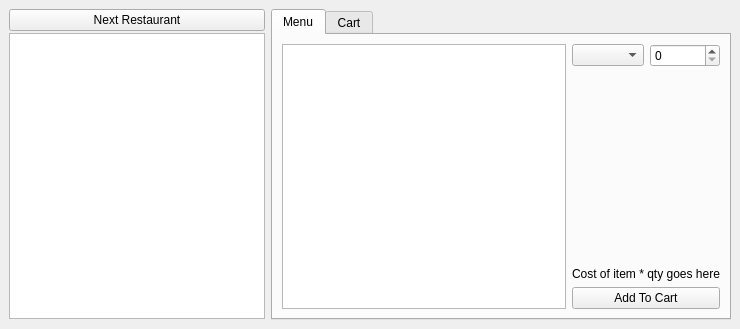
First picture: the form in tripview.ui, repository khaller1/CS1D-PROJECT-1, before the edit.
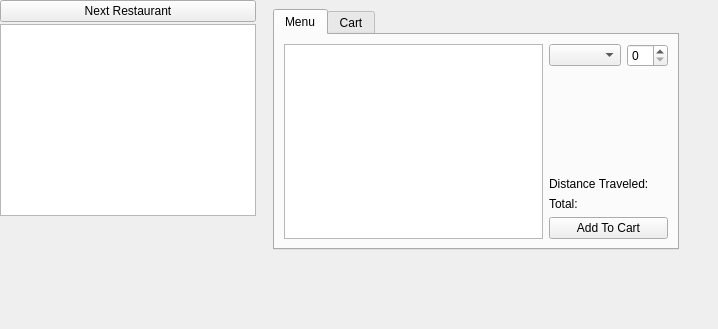
Second picture: the form after the edit. The open tabs and pages were chosen to show the change.

```diff
--- a/tripview.ui
+++ b/tripview.ui
@@ -6,7 +6,7 @@
    <rect>
     <x>0</x>
     <y>0</y>
-    <width>740</width>
+    <width>718</width>
     <height>329</height>
    </rect>
   </property>
@@ -26,29 +26,15 @@
    <string>MainWindow</string>
   </property>
   <widget class="QWidget" name="centralwidget">
-   <layout class="QFormLayout" name="formLayout">
-    <item row="0" column="0">
-     <layout class="QVBoxLayout" name="verticalLayout">
-      <property name="spacing">
-       <number>2</number>
-      </property>
-      <property name="bottomMargin">
-       <number>1</number>
-      </property>
-      <item>
-       <widget class="QPushButton" name="pushButton">
-        <property name="text">
-         <string>Next Restaurant</string>
-        </property>
-       </widget>
-      </item>
-      <item>
-       <widget class="QTableView" name="Trip_List"/>
-      </item>
-     </layout>
-    </item>
-    <item row="0" column="1">
      <widget class="QTabWidget" name="tabWidget">
+    <property name="geometry">
+     <rect>
+      <x>273</x>
+      <y>9</y>
+      <width>406</width>
+      <height>241</height>
+     </rect>
+    </property>
       <property name="currentIndex">
        <number>0</number>
       </property>
@@ -94,12 +80,44 @@
            </spacer>
           </item>
           <item>
+         <layout class="QHBoxLayout" name="horizontalLayout_3">
+          <property name="spacing">
+           <number>6</number>
+          </property>
+          <item>
+           <widget class="QLabel" name="Dist">
+            <property name="text">
+             <string>Distance Traveled:</string>
+            </property>
+           </widget>
+          </item>
+          <item>
+           <widget class="QLabel" name="Total_Dist">
+            <property name="text">
+             <string/>
+            </property>
+           </widget>
+          </item>
+         </layout>
+        </item>
+        <item>
+         <layout class="QHBoxLayout" name="horizontalLayout_4">
+          <item>
+           <widget class="QLabel" name="label">
+            <property name="text">
+             <string>Total: </string>
+            </property>
+           </widget>
+          </item>
+          <item>
            <widget class="QLabel" name="Total_Label">
             <property name="text">
-             <string>Cost of item * qty goes here</string>
+             <string/>
             </property>
            </widget>
           </item>
+         </layout>
+        </item>
           <item>
            <widget class="QPushButton" name="pushButton_2">
             <property name="text">
@@ -122,8 +140,26 @@
        </layout>
       </widget>
      </widget>
-    </item>
-   </layout>
+   <widget class="QWidget" name="">
+    <layout class="QVBoxLayout" name="verticalLayout">
+     <property name="spacing">
+      <number>2</number>
+     </property>
+     <property name="bottomMargin">
+      <number>1</number>
+     </property>
+     <item>
+      <widget class="QPushButton" name="pushButton">
+       <property name="text">
+        <string>Next Restaurant</string>
+       </property>
+      </widget>
+     </item>
+     <item>
+      <widget class="QTableView" name="Trip_List"/>
+     </item>
+    </layout>
+   </widget>
   </widget>
  </widget>
  <resources/>
```
Left out of the diff: 4 changed lines with no effect on the pictures. Lines whose indentation alone changed are shown as unchanged.
